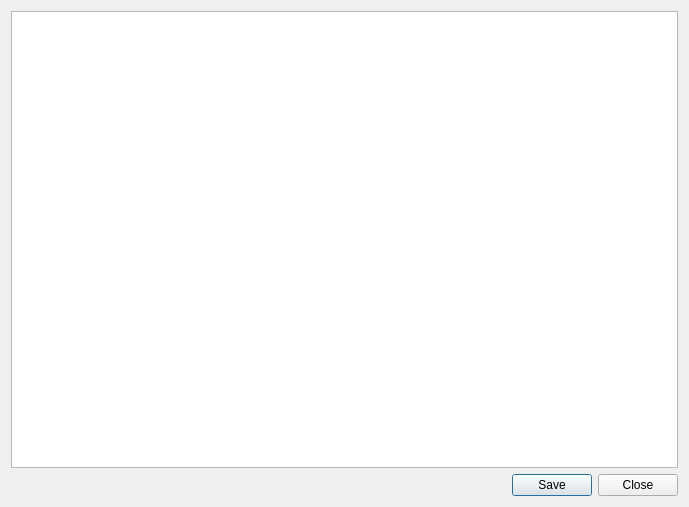
loathingKernel/QuarkLauncher, file QuarkLauncher/console.ui: the form before one commit.
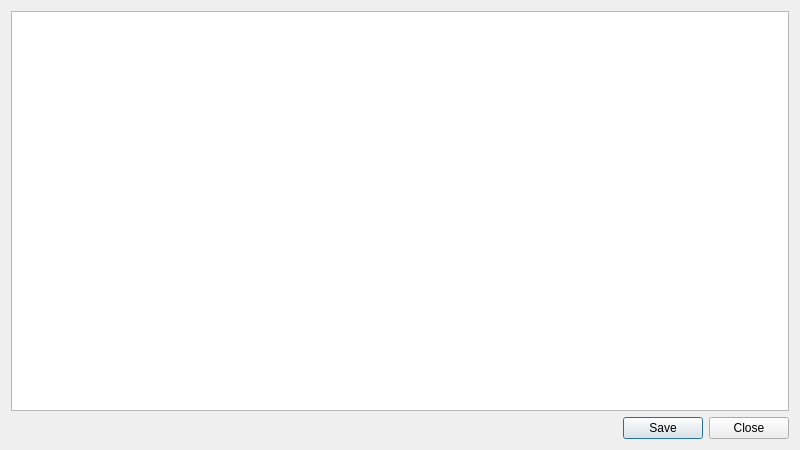
The form after the commit.

Patch:
```diff
--- a/QuarkLauncher/console.ui
+++ b/QuarkLauncher/console.ui
@@ -6,10 +6,16 @@
    <rect>
     <x>0</x>
     <y>0</y>
-    <width>689</width>
-    <height>507</height>
+    <width>800</width>
+    <height>450</height>
    </rect>
   </property>
+  <property name="minimumSize">
+   <size>
+    <width>800</width>
+    <height>450</height>
+   </size>
+  </property>
   <property name="windowTitle">
    <string>QuarkLauncher - Console</string>
   </property>
```
